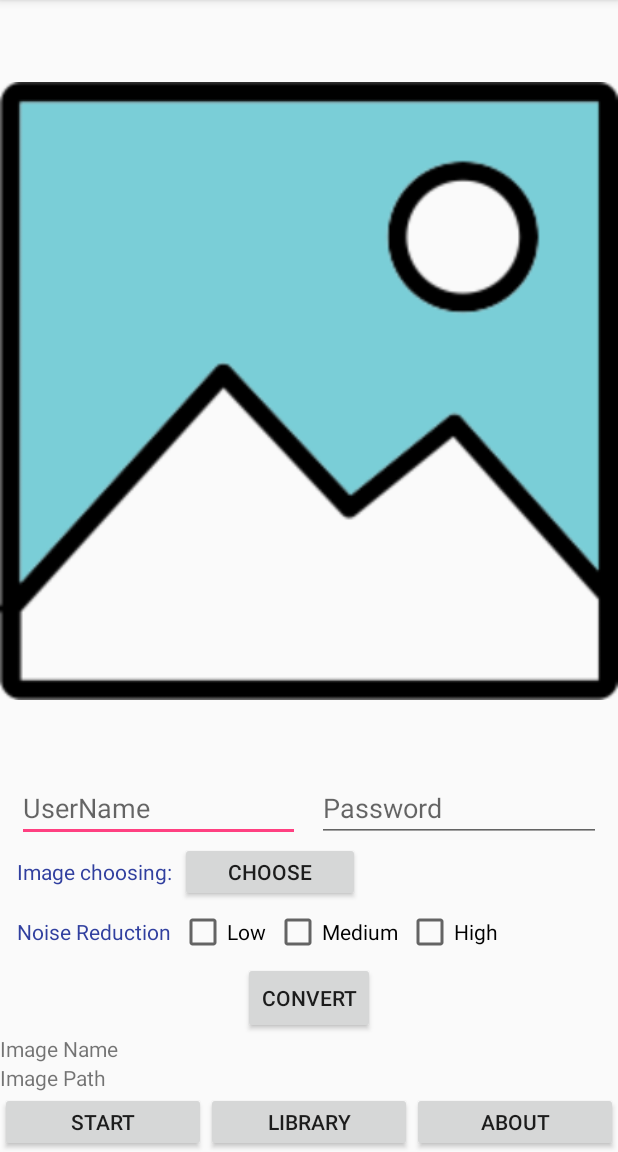
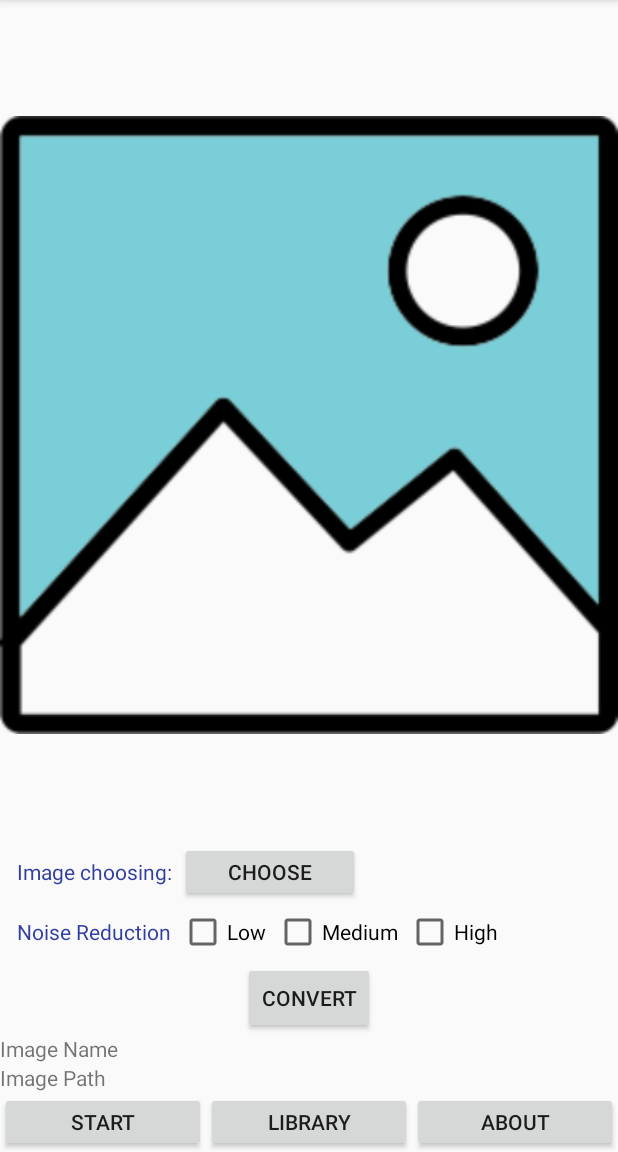
Before and after one commit to TheDusKnight/Waifu2x, an Android app: the screen it shows after launch (MainActivity), on a phone screen of 412 x 824 dp, the part 84-1236 px from its top. Run offline under Robolectric (Android 15) with nearby library versions, the phone set to English and light mode, and no system bars; libraries missing offline, so code that uses them is left out: org.apache.commons.

Commit message:
Deleted user name and password

```diff
--- a/app/src/main/res/layout/activity_main.xml
+++ b/app/src/main/res/layout/activity_main.xml
@@ -24,28 +24,6 @@
         android:layout_width="match_parent"
         android:layout_height="wrap_content">
 
-        <EditText
-            android:id="@+id/editText"
-            android:layout_width="0dp"
-            android:layout_height="wrap_content"
-            android:layout_marginStart="11dp"
-            android:layout_weight="1"
-            android:ems="10"
-            android:hint="@string/username"
-            android:inputType="text"
-            tools:ignore="Autofill" />
-
-        <EditText
-            android:id="@+id/editText2"
-            android:layout_width="0dp"
-            android:layout_height="wrap_content"
-            android:layout_marginStart="11dp"
-            android:layout_marginEnd="11dp"
-            android:layout_weight="1"
-            android:ems="10"
-            android:hint="@string/password"
-            android:inputType="text"
-            tools:ignore="Autofill" />
     </LinearLayout>
 
     <LinearLayout
```
